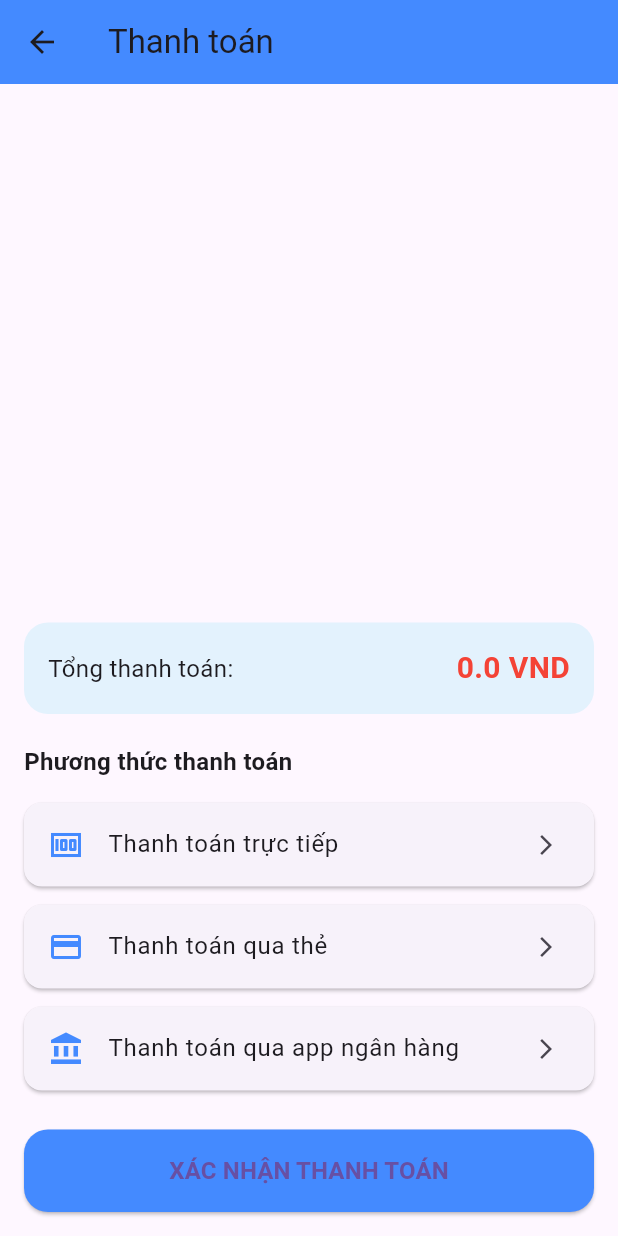
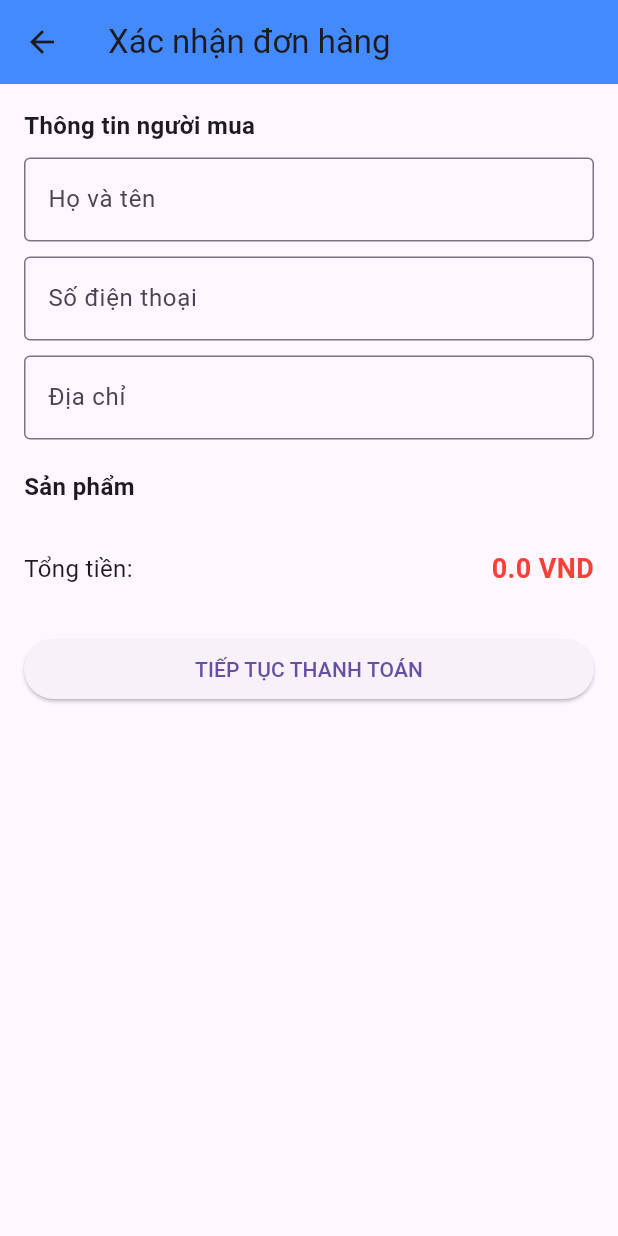
Before and after one commit to Chinhchinhs/local_mart_group3, a Flutter app: the CheckoutScreen screen opened directly with empty values, on a phone screen of 412 x 824 dp. Run offline on Flutter 3.47's test engine with Material 3 defaults, Android fonts, the phone set to English and light mode, and no system bars; our stand-ins replace equatable, flutter_bloc; network calls fail.

Commit message:
them phan dien thong tin khach hang

```diff
--- a/lib/features/checkout/presentation/checkout_screen.dart
+++ b/lib/features/checkout/presentation/checkout_screen.dart
@@ -1,11 +1,8 @@
 import 'package:flutter/material.dart';
-import 'package:flutter_bloc/flutter_bloc.dart';
 import '../../cart/domain/entities/cart_item_entity.dart';
-import '/features/checkout/presentation/bloc/checkout_bloc.dart';
-import '/features/checkout/domain/usecases/process_checkout_usecase.dart';
-import '/features/cart/presentation/bloc/cart_bloc.dart';
+import 'payment_screen.dart';
 
-class CheckoutScreen extends StatelessWidget {
+class CheckoutScreen extends StatefulWidget {
   final List<CartItemEntity> items;
   final double totalPrice;
 
@@ -16,141 +13,140 @@ class CheckoutScreen extends StatelessWidget {
   });
 
   @override
+  State<CheckoutScreen> createState() => _CheckoutScreenState();
+}
+
+class _CheckoutScreenState extends State<CheckoutScreen> {
+
+  final nameController = TextEditingController();
+  final phoneController = TextEditingController();
+  final addressController = TextEditingController();
+
+  @override
   Widget build(BuildContext context) {
-    return BlocProvider(
-      create: (_) => CheckoutBloc(ProcessCheckoutUseCase()),
-      child: Scaffold(
+    return Scaffold(
       appBar: AppBar(
-          title: const Text("Thanh toán"),
+        title: const Text("Xác nhận đơn hàng"),
         backgroundColor: Colors.blueAccent,
       ),
       body: Padding(
         padding: const EdgeInsets.all(16),
+        child: SingleChildScrollView(
           child: Column(
+            crossAxisAlignment: CrossAxisAlignment.start,
             children: [
-              // ===== DANH SÁCH SẢN PHẨM =====
-              Expanded(
-                child: ListView.builder(
-                  itemCount: items.length,
-                  itemBuilder: (context, index) {
-                    final item = items[index];
-                    return Card(
-                      shape: RoundedRectangleBorder(
-                        borderRadius: BorderRadius.circular(16),
-                      ),
-                      elevation: 3,
-                      child: ListTile(
-                        leading: const Icon(Icons.shopping_bag),
-                        title: Text(
-                          item.name,
-                          style: const TextStyle(fontWeight: FontWeight.bold),
-                        ),
-                        subtitle: Text("SL: ${item.quantity}"),
-                        trailing: Text(
-                          "${item.price * item.quantity} VND",
-                          style: const TextStyle(
-                              fontWeight: FontWeight.bold,
-                              color: Colors.red),
-                        ),
-                      ),
-                    );
-                  },
+
+              const Text("Thông tin người mua",
+                  style: TextStyle(
+                      fontSize: 16,
+                      fontWeight: FontWeight.bold)),
+
+              const SizedBox(height: 10),
+
+              TextField(
+                controller: nameController,
+                decoration: const InputDecoration(
+                  labelText: "Họ và tên",
+                  border: OutlineInputBorder(),
                 ),
               ),
 
               const SizedBox(height: 10),
 
-              // ===== TỔNG TIỀN =====
-              Container(
-                padding: const EdgeInsets.all(16),
-                decoration: BoxDecoration(
-                  color: Colors.blue.shade50,
-                  borderRadius: BorderRadius.circular(16),
+              TextField(
+                controller: phoneController,
+                keyboardType: TextInputType.phone,
+                decoration: const InputDecoration(
+                  labelText: "Số điện thoại",
+                  border: OutlineInputBorder(),
                 ),
-                child: Row(
-                  mainAxisAlignment: MainAxisAlignment.spaceBetween,
-                  children: [
-                    const Text("Tổng thanh toán:",
-                        style: TextStyle(fontSize: 16)),
-                    Text(
-                      "$totalPrice VND",
-                      style: const TextStyle(
-                          fontSize: 20,
-                          fontWeight: FontWeight.bold,
-                          color: Colors.red),
               ),
-                  ],
+
+              const SizedBox(height: 10),
+
+              TextField(
+                controller: addressController,
+                decoration: const InputDecoration(
+                  labelText: "Địa chỉ",
+                  border: OutlineInputBorder(),
                 ),
               ),
 
               const SizedBox(height: 20),
 
-              const Align(
-                alignment: Alignment.centerLeft,
-                child: Text(
-                  "Phương thức thanh toán",
+              const Text("Sản phẩm",
                   style: TextStyle(
-                      fontWeight: FontWeight.bold, fontSize: 16),
-                ),
-              ),
+                      fontSize: 16,
+                      fontWeight: FontWeight.bold)),
 
               const SizedBox(height: 10),
 
-              const PaymentOption(
-                  title: "Thanh toán trực tiếp", icon: Icons.money),
-              const PaymentOption(
-                  title: "Thanh toán qua thẻ", icon: Icons.credit_card),
-              const PaymentOption(
-                  title: "Thanh toán qua app ngân hàng",
-                  icon: Icons.account_balance),
+              ListView.builder(
+                shrinkWrap: true,
+                physics: const NeverScrollableScrollPhysics(),
+                itemCount: widget.items.length,
+                itemBuilder: (context, index) {
+                  final item = widget.items[index];
+                  return ListTile(
+                    title: Text(item.name),
+                    subtitle: Text("SL: ${item.quantity}"),
+                    trailing: Text(
+                        "${item.price * item.quantity} VND"),
+                  );
+                },
+              ),
 
               const SizedBox(height: 20),
 
-              // ===== NÚT THANH TOÁN =====
-              BlocConsumer<CheckoutBloc, CheckoutState>(
-                listener: (context, state) {
-                  if (state.isSuccess) {
-                    context.read<CartBloc>().add(ClearCartEvent());
+              Row(
+                mainAxisAlignment: MainAxisAlignment.spaceBetween,
+                children: [
+                  const Text("Tổng tiền:",
+                      style: TextStyle(fontSize: 16)),
+                  Text("${widget.totalPrice} VND",
+                      style: const TextStyle(
+                          fontSize: 18,
+                          fontWeight: FontWeight.bold,
+                          color: Colors.red)),
+                ],
+              ),
 
-                    ScaffoldMessenger.of(context).showSnackBar(
-                      const SnackBar(
-                          content: Text("Thanh toán thành công 🎉")),
-                    );
+              const SizedBox(height: 30),
 
-                    Navigator.pop(context);
-                  }
-                },
-                builder: (context, state) {
-                  return SizedBox(
+              SizedBox(
                 width: double.infinity,
                 child: ElevatedButton(
-                      style: ElevatedButton.styleFrom(
-                        backgroundColor: Colors.blueAccent,
-                        padding:
-                        const EdgeInsets.symmetric(vertical: 16),
-                        shape: RoundedRectangleBorder(
-                          borderRadius: BorderRadius.circular(16),
+                  onPressed: () {
+
+                    if (nameController.text.isEmpty ||
+                        phoneController.text.isEmpty ||
+                        addressController.text.isEmpty) {
+
+                      ScaffoldMessenger.of(context)
+                          .showSnackBar(
+                        const SnackBar(
+                          content: Text(
+                              "Vui lòng nhập đầy đủ thông tin"),
                         ),
-                      ),
-                      onPressed: state.isLoading
-                          ? null
-                          : () {
-                        context
-                            .read<CheckoutBloc>()
-                            .add(ProcessCheckoutEvent());
-                      },
-                      child: state.isLoading
-                          ? const CircularProgressIndicator(
-                          color: Colors.white)
-                          : const Text(
-                        "XÁC NHẬN THANH TOÁN",
-                        style: TextStyle(
-                            fontSize: 16,
-                            fontWeight: FontWeight.bold),
+                      );
+                      return;
+                    }
+
+                    Navigator.push(
+                      context,
+                      MaterialPageRoute(
+                        builder: (_) => PaymentScreen(
+                          items: widget.items,
+                          totalPrice: widget.totalPrice,
+                          name: nameController.text,
+                          phone: phoneController.text,
+                          address: addressController.text,
                         ),
                       ),
                     );
                   },
+                  child: const Text("TIẾP TỤC THANH TOÁN"),
+                ),
               ),
             ],
           ),
@@ -159,27 +155,3 @@ class CheckoutScreen extends StatelessWidget {
     );
   }
 }
-
-// ===== WIDGET CHỌN PHƯƠNG THỨC =====
-class PaymentOption extends StatelessWidget {
-  final String title;
-  final IconData icon;
-
-  const PaymentOption({
-    super.key,
-    required this.title,
-    required this.icon,
-  });
-
-  @override
-  Widget build(BuildContext context) {
-    return Card(
-      margin: const EdgeInsets.symmetric(vertical: 6),
-      child: ListTile(
-        leading: Icon(icon, color: Colors.blueAccent),
-        title: Text(title),
-        trailing: const Icon(Icons.arrow_forward_ios, size: 16),
-      ),
-    );
-  }
-}
```
Also changed, not shown: lib/features/checkout/presentation/payment_screen.dart (added, +122 -0 lines). Lines whose indentation alone changed are shown as unchanged.
